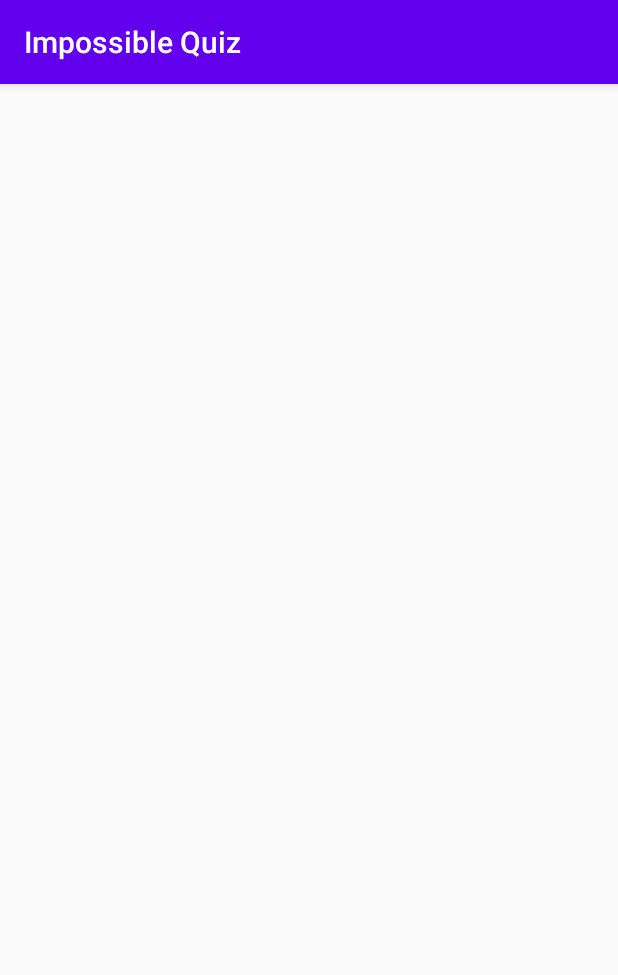
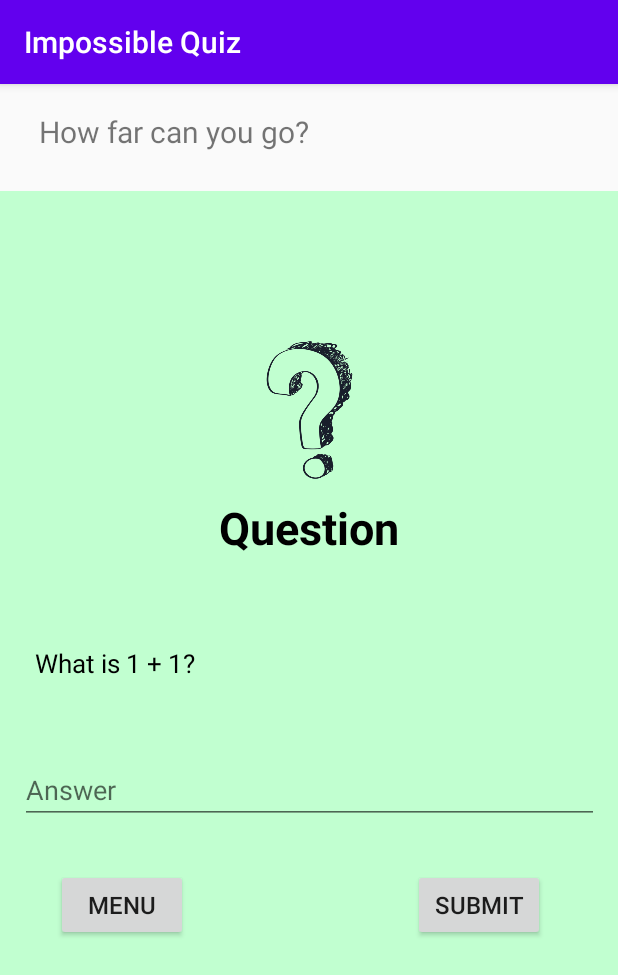
Before and after one commit to dclaxton/4020_final, an Android app: the QuizActivity screen opened directly, with no data from a screen before it, on a phone screen of 412 x 824 dp. Shown: the top 975 px of the screen. Run offline under Robolectric (Android 15) with nearby library versions, the phone set to English and light mode, and no system bars.

Commit message:
Created quiz question format

```diff
--- a/app/src/main/java/edu/apsu/csci/final_4020/activities/QuizActivity.java
+++ b/app/src/main/java/edu/apsu/csci/final_4020/activities/QuizActivity.java
@@ -6,7 +6,16 @@
 
 package edu.apsu.csci.final_4020.activities;
 
+import android.os.Bundle;
+
 import androidx.appcompat.app.AppCompatActivity;
 
+import edu.apsu.csci.final_4020.R;
+
 public class QuizActivity extends AppCompatActivity {
+    @Override
+    protected void onCreate(Bundle savedInstanceState) {
+        super.onCreate(savedInstanceState);
+        setContentView(R.layout.activity_quiz);
+    }
 }
--- a/app/src/main/java/edu/apsu/csci/final_4020/classes/Question.java
+++ b/app/src/main/java/edu/apsu/csci/final_4020/classes/Question.java
@@ -11,6 +11,7 @@ public class Question {
     private int id;
 
     private String question;
+    private String category;
     private String answer;
 
     public Question(int difficulty) {
@@ -19,6 +20,10 @@ public class Question {
 
     public String getQuestion() {
         return question;
+    }
+
+    public String getCategory() {
+        return category;
     }
 
     public String getAnswer() {
@@ -33,6 +38,10 @@ public class Question {
         this.answer = answer;
     }
 
+    public void setCategory(String category) {
+        this.category = category;
+    }
+
     public void setDifficulty(int difficulty) {
         this.difficulty = difficulty;
     }
--- a/app/src/main/res/layout/activity_main_menu.xml
+++ b/app/src/main/res/layout/activity_main_menu.xml
@@ -88,6 +88,7 @@
                     android:id="@+id/play_button"
                     android:layout_width="match_parent"
                     android:layout_height="wrap_content"
+                    android:layout_marginTop="20dp"
                     android:text="@string/play" />
 
                 <Button
--- a/app/src/main/res/layout/activity_quiz.xml
+++ b/app/src/main/res/layout/activity_quiz.xml
@@ -1,6 +1,128 @@
 <?xml version="1.0" encoding="utf-8"?>
-<androidx.constraintlayout.widget.ConstraintLayout
-    xmlns:android="http://schemas.android.com/apk/res/android" android:layout_width="match_parent"
-    android:layout_height="match_parent">
+<LinearLayout xmlns:android="http://schemas.android.com/apk/res/android"
+    xmlns:app="http://schemas.android.com/apk/res-auto"
+    xmlns:tools="http://schemas.android.com/tools"
+    android:layout_width="match_parent"
+    android:layout_height="match_parent"
+    android:orientation="vertical"
+    tools:context="edu.apsu.csci.final_4020.activities.CreditsActivity">
 
-</androidx.constraintlayout.widget.ConstraintLayout>
+    <androidx.constraintlayout.widget.ConstraintLayout
+        android:layout_width="match_parent"
+        android:layout_height="wrap_content"
+        android:padding="8dp">
+
+        <TextView
+            android:id="@+id/app_title_text_view"
+            android:layout_width="wrap_content"
+            android:layout_height="wrap_content"
+            android:layout_marginStart="8dp"
+            android:layout_marginBottom="8dp"
+            android:padding="10dp"
+            android:text="@string/how_far_can_you_go"
+            android:textSize="20sp"
+            app:layout_constraintBottom_toBottomOf="parent"
+            app:layout_constraintStart_toStartOf="parent" />
+    </androidx.constraintlayout.widget.ConstraintLayout>
+
+    <ScrollView
+        android:id="@+id/menu_scroll_view"
+        android:layout_width="match_parent"
+        android:layout_height="match_parent"
+        android:background="#C1FFD0">
+
+        <LinearLayout
+            android:layout_width="match_parent"
+            android:layout_height="wrap_content"
+            android:layout_gravity="center"
+            android:orientation="horizontal">
+
+            <View
+                android:layout_width="match_parent"
+                android:layout_height="match_parent"
+                android:layout_weight="1.5" />
+
+            <LinearLayout
+                android:layout_width="match_parent"
+                android:layout_height="match_parent"
+                android:layout_weight=".1"
+                android:orientation="vertical">
+
+                <ImageView
+                    android:id="@+id/simon_image_view"
+                    android:layout_width="match_parent"
+                    android:layout_height="100dp"
+                    android:contentDescription="@string/quiz_logo"
+                    app:srcCompat="@drawable/questionmark" />
+
+                <TextView
+                    android:id="@+id/question_header_tv"
+                    android:layout_width="match_parent"
+                    android:layout_height="wrap_content"
+                    android:padding="8dp"
+                    android:layout_marginBottom="40dp"
+                    android:text="@string/question"
+                    android:textAlignment="center"
+                    android:textColor="@color/black"
+                    android:textSize="30sp"
+                    android:textStyle="bold" />
+
+                <TextView
+                    android:id="@+id/question_tv"
+                    android:layout_width="match_parent"
+                    android:layout_height="wrap_content"
+                    android:layout_marginBottom="40dp"
+                    android:padding="10dp"
+                    android:text="What is 1 + 1?"
+                    android:textColor="@color/black"
+                    android:textSize="17sp" />
+
+                <EditText
+                    android:id="@+id/set_date_edit_text"
+                    android:layout_width="match_parent"
+                    android:layout_height="wrap_content"
+                    android:focusable="false"
+                    android:hint="@string/answer"
+                    android:inputType="date" />
+
+                <androidx.constraintlayout.widget.ConstraintLayout
+                    android:layout_width="match_parent"
+                    android:layout_height="wrap_content"
+                    android:layout_marginTop="30dp"
+                    android:orientation="horizontal">
+
+                    <Button
+                        android:id="@+id/menu_button"
+                        android:layout_width="wrap_content"
+                        android:layout_height="wrap_content"
+                        android:text="@string/menu"
+                        android:textSize="16sp"
+                        app:layout_constraintEnd_toStartOf="@+id/submit_button"
+                        app:layout_constraintHorizontal_bias="0.138"
+                        app:layout_constraintStart_toStartOf="parent"
+                        app:layout_constraintTop_toTopOf="parent" />
+
+                    <Button
+                        android:id="@+id/submit_button"
+                        android:layout_width="wrap_content"
+                        android:layout_height="wrap_content"
+                        android:textSize="16sp"
+                        android:layout_marginEnd="36dp"
+                        android:text="@string/submit"
+                        app:layout_constraintEnd_toEndOf="parent"
+                        app:layout_constraintTop_toTopOf="parent" />
+                </androidx.constraintlayout.widget.ConstraintLayout>
+
+                <View
+                    android:layout_width="match_parent"
+                    android:layout_height="100dp" />
+            </LinearLayout>
+
+            <View
+                android:layout_width="match_parent"
+                android:layout_height="match_parent"
+                android:layout_weight="1.5" />
+        </LinearLayout>
+    </ScrollView>
+
+</LinearLayout>
--- a/app/src/main/res/values/strings.xml
+++ b/app/src/main/res/values/strings.xml
@@ -13,4 +13,9 @@
     <string name="credit_info">Developers: Daniel Davis, Dalton Claxton, Peyton White
         \n\nSounds: Link here\n\nImages: Link here\n\nQuiz API: Link here
     </string>
+    <string name="question">Question</string>
+    <string name="answer">Answer</string>
+    <string name="menu">Menu</string>
+    <string name="submit">Submit</string>
+    <string name="how_far_can_you_go">How far can you go?</string>
 </resources>
```
